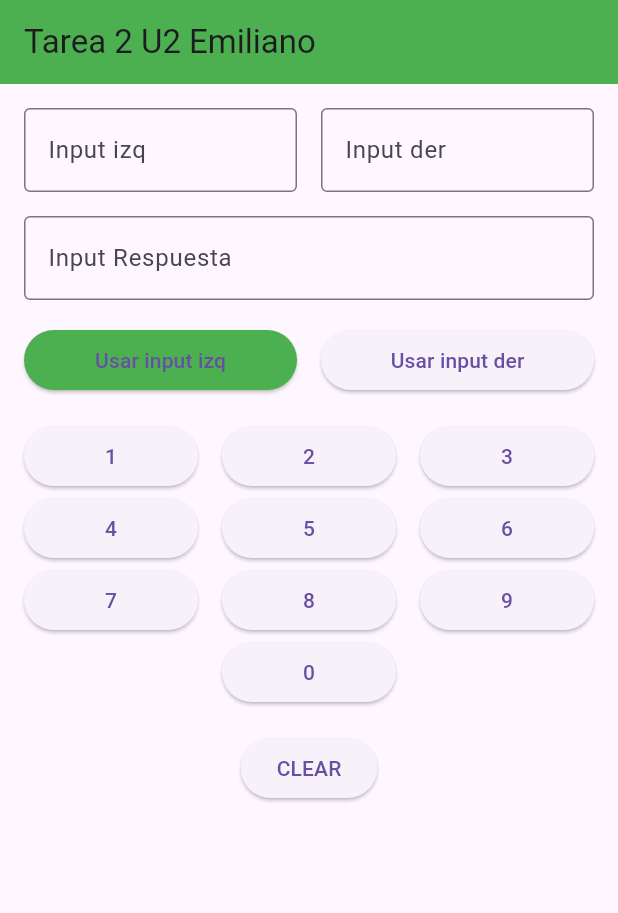
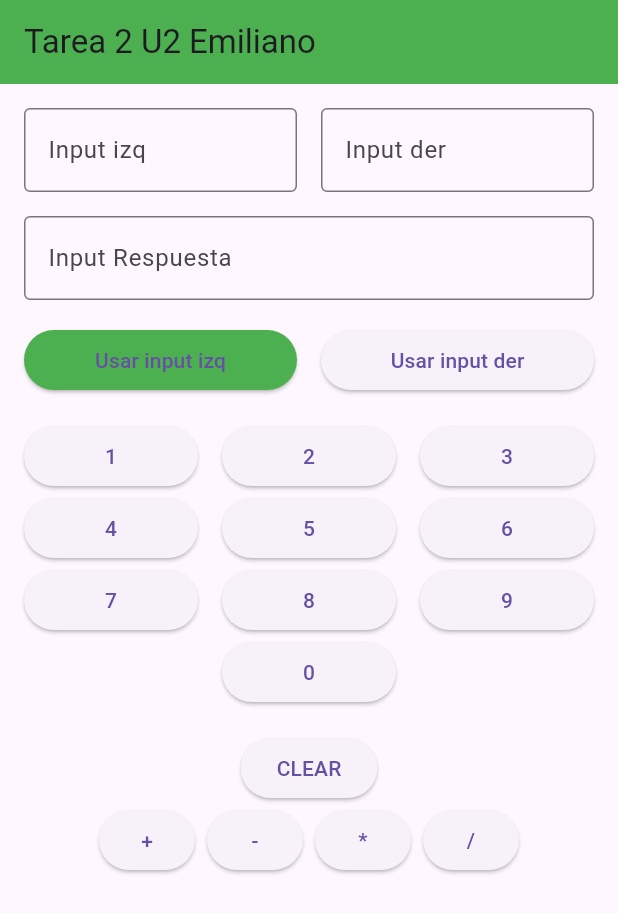
Before and after one commit to Emiliianoo/martinez-ramon-flutter-optativa, a Flutter app: the screen it shows after launch, on a phone screen of 412 x 824 dp. Shown: the top 913 px of the screen. Run offline on Flutter 3.47's test engine with Material 3 defaults, Android fonts, the phone set to English and light mode, and no system bars.

Commit message:
Agrego botones de acción para operaciones +, -, * y /

```diff
--- a/tarea2_u1/lib/main.dart
+++ b/tarea2_u1/lib/main.dart
@@ -197,6 +197,47 @@ class _MainAppState extends State<MainApp> {
                   labelAction: "CLEAR",
                 ),
               ),
+              Row(
+                mainAxisAlignment: MainAxisAlignment.center,
+                children: [
+                  Padding(
+                    padding: const EdgeInsets.symmetric(horizontal: 4.0),
+                    child: ActionButton(
+                      inputIzq: inputIzq,
+                      inputDer: inputDer,
+                      inputRespuesta: inputRespuesta,
+                      labelAction: "+",
+                    ),
+                  ),
+                  Padding(
+                    padding: const EdgeInsets.symmetric(horizontal: 4.0),
+                    child: ActionButton(
+                      inputIzq: inputIzq,
+                      inputDer: inputDer,
+                      inputRespuesta: inputRespuesta,
+                      labelAction: "-",
+                    ),
+                  ),
+                  Padding(
+                    padding: const EdgeInsets.symmetric(horizontal: 4.0),
+                    child: ActionButton(
+                      inputIzq: inputIzq,
+                      inputDer: inputDer,
+                      inputRespuesta: inputRespuesta,
+                      labelAction: "*",
+                    ),
+                  ),
+                  Padding(
+                    padding: const EdgeInsets.symmetric(horizontal: 4.0),
+                    child: ActionButton(
+                      inputIzq: inputIzq,
+                      inputDer: inputDer,
+                      inputRespuesta: inputRespuesta,
+                      labelAction: "/",
+                    ),
+                  ),
+                ],
+              ),
             ],
           ),
         ),
```
Also changed, not shown: tarea2_u1/lib/widgets/Calculadora2/ActionButton.dart (+35 -2 lines).
